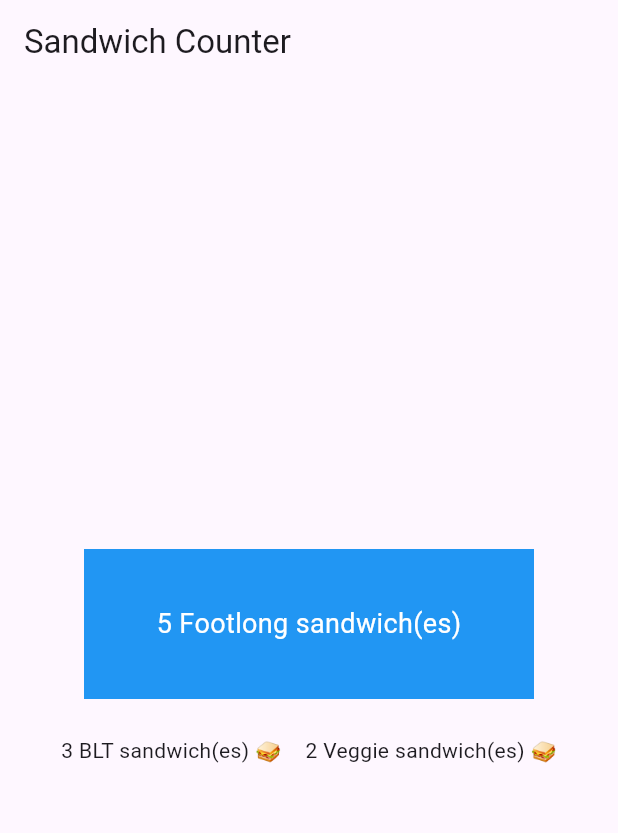
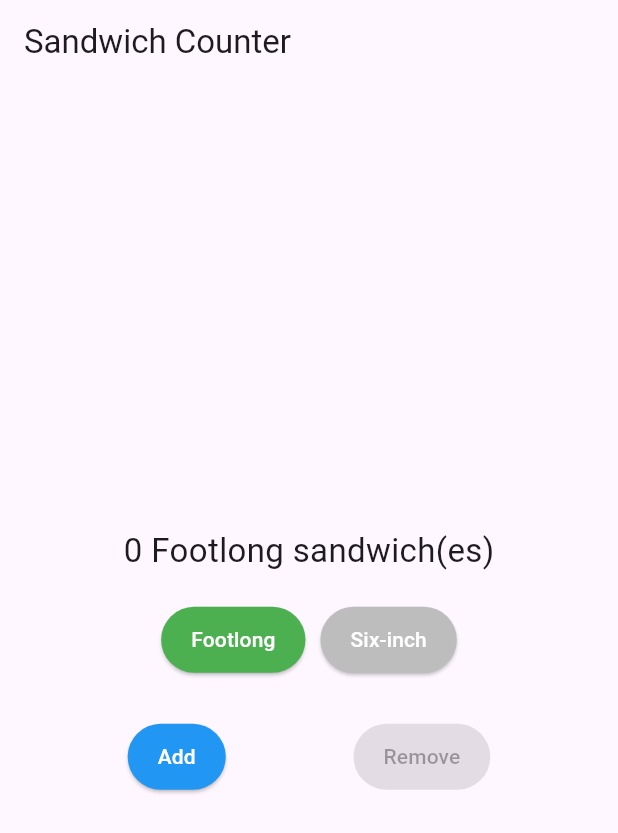
Before and after one commit to fardean08/sandwichshop_worksheet01, a Flutter app: the screen it shows after launch, on a phone screen of 412 x 824 dp. Shown: the top 833 px of the screen. Run offline on Flutter 3.47's test engine with Material 3 defaults, Android fonts, the phone set to English and light mode, and no system bars.

Commit message:
worksheet 3 update 2

```diff
--- a/lib/main.dart
+++ b/lib/main.dart
@@ -4,7 +4,6 @@ void main() {
   runApp(const App());
 }
 
-// Step 1: Use OrderScreen instead of static Scaffold
 class App extends StatelessWidget {
   const App({super.key});
 
@@ -12,42 +11,91 @@ class App extends StatelessWidget {
   Widget build(BuildContext context) {
     return const MaterialApp(
       title: 'Sandwich Shop App',
-      home: OrderScreen(),
+      home: OrderScreen(maxQuantity: 5),
     );
   }
 }
 
-// Step 2: Create OrderScreen (stateful) but no interactivity yet
+// --- OrderScreen now interactive ---
 class OrderScreen extends StatefulWidget {
-  const OrderScreen({super.key});
+  final int maxQuantity;
+  const OrderScreen({super.key, this.maxQuantity = 10});
 
   @override
   State<OrderScreen> createState() => _OrderScreenState();
 }
 
 class _OrderScreenState extends State<OrderScreen> {
-  int _quantity = 5;
+  int _quantity = 0;
   String _sandwichType = 'Footlong';
+
+  void _increaseQuantity() {
+    if (_quantity < widget.maxQuantity) {
+      setState(() => _quantity++);
+    }
+  }
+
+  void _decreaseQuantity() {
+    if (_quantity > 0) {
+      setState(() => _quantity--);
+    }
+  }
+
+  void _setSandwichType(String type) {
+    setState(() => _sandwichType = type);
+  }
 
   @override
   Widget build(BuildContext context) {
+    final bool canAdd = _quantity < widget.maxQuantity;
+    final bool canRemove = _quantity > 0;
+
     return Scaffold(
       appBar: AppBar(title: const Text('Sandwich Counter')),
       body: Center(
         child: Column(
           mainAxisAlignment: MainAxisAlignment.center,
           children: [
-            // Reuse old OrderItemDisplay
             OrderItemDisplay(_quantity, _sandwichType),
+            const SizedBox(height: 20),
 
-            // Keep some of the old compact display for reference
-            const SizedBox(height: 20),
+            // Add sandwich type selector
             Row(
               mainAxisAlignment: MainAxisAlignment.center,
-              children: const [
-                OrderCompactDisplay(3, 'BLT sandwich(es)'),
-                SizedBox(width: 8),
-                OrderCompactDisplay(2, 'Veggie sandwich(es)'),
+              children: [
+                StyledButton(
+                  text: 'Footlong',
+                  onPressed: () => _setSandwichType('Footlong'),
+                  backgroundColor: _sandwichType == 'Footlong'
+                      ? Colors.green
+                      : Colors.grey.shade400,
+                ),
+                const SizedBox(width: 10),
+                StyledButton(
+                  text: 'Six-inch',
+                  onPressed: () => _setSandwichType('Six-inch'),
+                  backgroundColor: _sandwichType == 'Six-inch'
+                      ? Colors.green
+                      : Colors.grey.shade400,
+                ),
+              ],
+            ),
+            const SizedBox(height: 30),
+
+            // Add / Remove buttons
+            Row(
+              mainAxisAlignment: MainAxisAlignment.spaceEvenly,
+              children: [
+                StyledButton(
+                  text: 'Add',
+                  onPressed: canAdd ? _increaseQuantity : null,
+                  backgroundColor: Colors.blue,
+                ),
+                StyledButton(
+                  text: 'Remove',
+                  onPressed: canRemove ? _decreaseQuantity : null,
+                  backgroundColor: Colors.red,
+                ),
               ],
             ),
           ],
@@ -57,38 +105,45 @@ class _OrderScreenState extends State<OrderScreen> {
   }
 }
 
-class OrderItemDisplay extends StatelessWidget {
-  final int quantity;
-  final String itemType;
+// --- Styled button widget ---
+class StyledButton extends StatelessWidget {
+  final String text;
+  final VoidCallback? onPressed;
+  final Color backgroundColor;
 
-  const OrderItemDisplay(this.quantity, this.itemType, {super.key});
+  const StyledButton({
+    super.key,
+    required this.text,
+    required this.onPressed,
+    this.backgroundColor = Colors.blue,
+  });
 
   @override
   Widget build(BuildContext context) {
-    return Container(
-      width: 300,
-      height: 100,
-      color: Colors.blue,
-      alignment: Alignment.center,
-      child: Text(
-        '$quantity $itemType sandwich(es)',
-        style: const TextStyle(color: Colors.white, fontSize: 18),
+    return ElevatedButton(
+      onPressed: onPressed,
+      style: ElevatedButton.styleFrom(
+        backgroundColor: backgroundColor,
+        foregroundColor: Colors.white,
+        padding: const EdgeInsets.symmetric(horizontal: 20, vertical: 12),
       ),
+      child: Text(text),
     );
   }
 }
 
-class OrderCompactDisplay extends StatelessWidget {
+// --- Simplified OrderItemDisplay ---
+class OrderItemDisplay extends StatelessWidget {
   final int quantity;
-  final String itemType;
+  final String sandwichType;
 
-  const OrderCompactDisplay(this.quantity, this.itemType, {super.key});
+  const OrderItemDisplay(this.quantity, this.sandwichType, {super.key});
 
   @override
   Widget build(BuildContext context) {
-    return Padding(
-      padding: const EdgeInsets.all(4.0),
-      child: Text('$quantity $itemType 🥪'),
+    return Text(
+      '$quantity $sandwichType sandwich(es)',
+      style: const TextStyle(fontSize: 22),
     );
   }
 }
```
